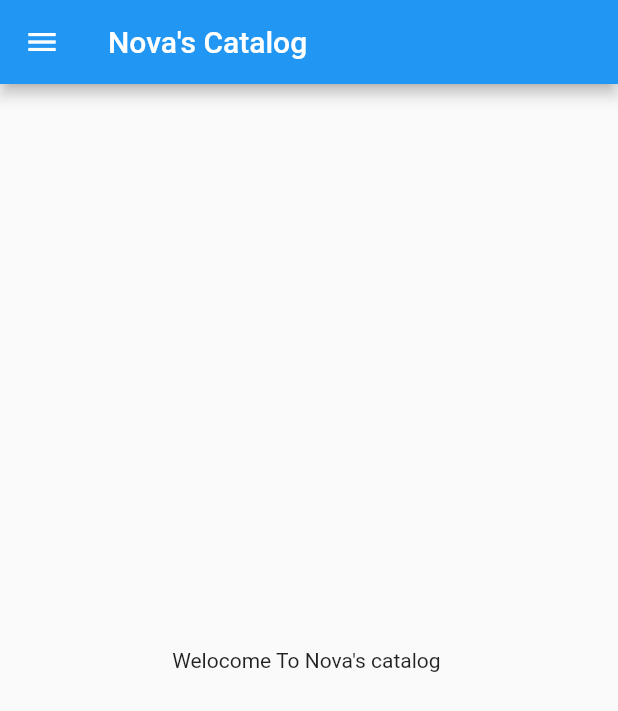
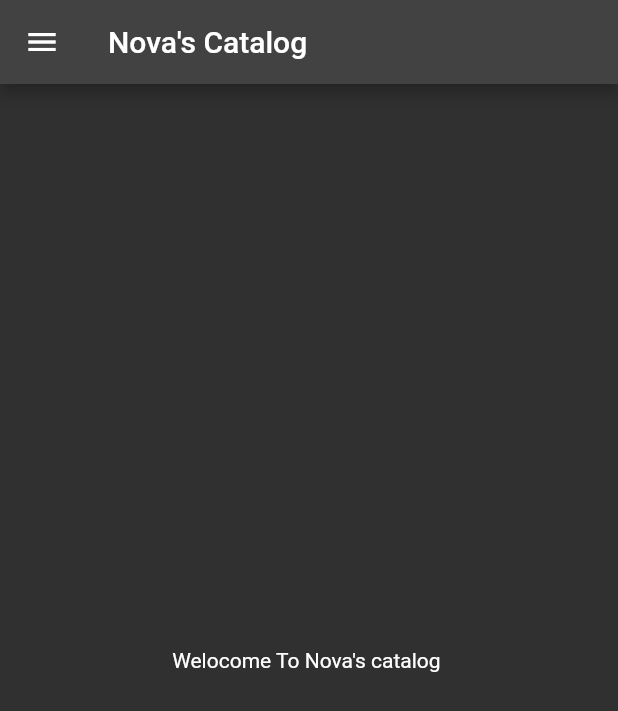
Before and after one commit to NileshTelang/CatalogApp-Flutter, a Flutter app: the screen it shows after launch, on a phone screen of 412 x 824 dp. Shown: the top 711 px of the screen. Run offline on Flutter 3.47's test engine with Material 2 defaults, Android fonts, the phone set to English and light mode, and no system bars.

Commit message:
S2C commit

```diff
--- a/lib/main.dart
+++ b/lib/main.dart
@@ -1,5 +1,6 @@
 import 'package:flutter/material.dart';
 import 'package:nova/homapage.dart';
+import 'package:nova/logIn.dart';
 
 void main() {
   runApp(nova());
@@ -12,6 +13,15 @@ class nova extends StatelessWidget {
   Widget build(BuildContext context) {
     return MaterialApp(
       home: HomePage(),
+      themeMode: ThemeMode.light,
+      theme: ThemeData(
+        brightness: Brightness.dark,
+        primarySwatch: Colors.purple,
+      ),
+      // routes: {
+      //   "/": (context) => logInPage(),
+      //   "/home": (context) => HomePage(),
+      // },
     );
   }
 }
```
Also changed, not shown: lib/logIn.dart (added, +22 -0 lines).
